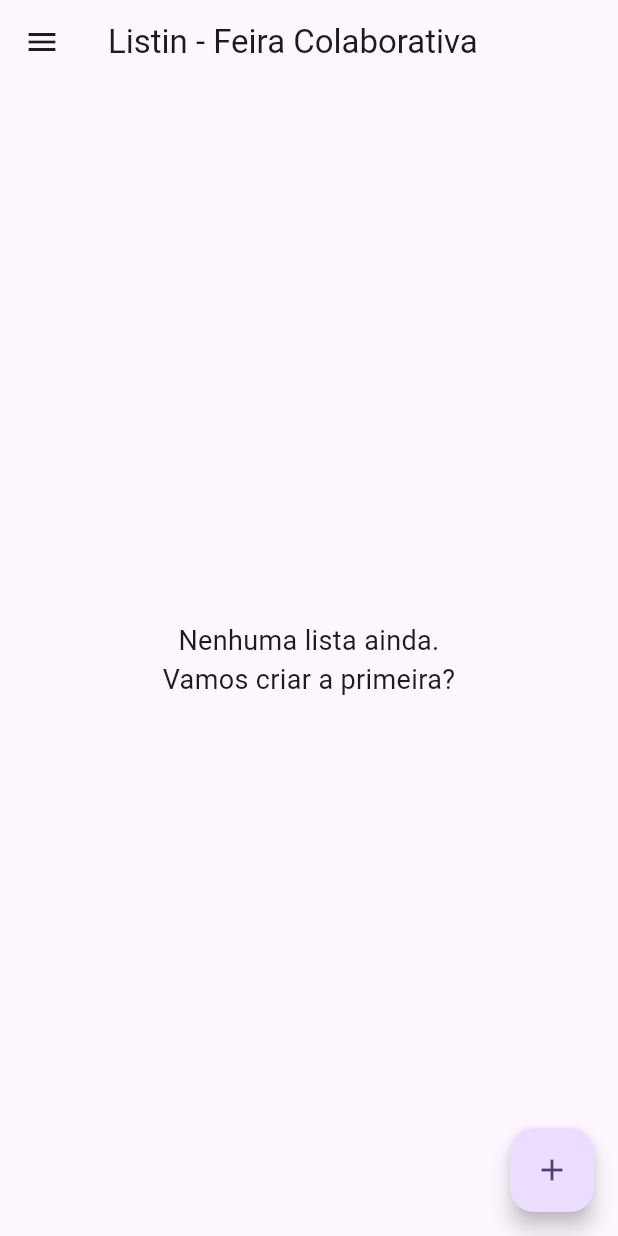
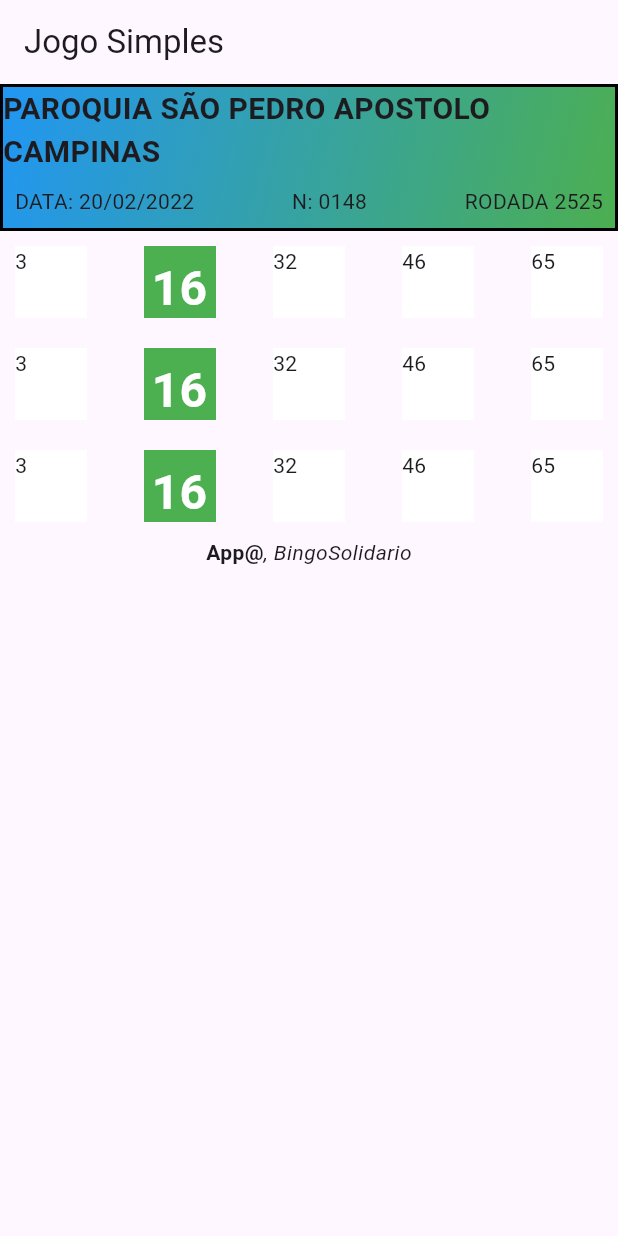
Before and after one commit to slackwarecps/flutter_bingo_app_jogador, a Flutter app: the screen it shows once a user with an empty profile is signed in, on a phone screen of 412 x 824 dp. Run offline on Flutter 3.47's test engine with Material 3 defaults, Android fonts, the phone set to English and light mode, and no system bars; our stand-ins replace cloud_firestore, firebase_auth, firebase_core; accounts and stored records are empty; network calls fail.

Commit message:
AJUSTE DA CARTELA

```diff
--- a/lib/main.dart
+++ b/lib/main.dart
@@ -1,5 +1,6 @@
 import 'package:bingo_jogador/screens/auth_screen.dart';
 import 'package:bingo_jogador/screens/home_screen.dart';
+import 'package:bingo_jogador/screens/jogo_simples_screen.dart';
 import 'package:cloud_firestore/cloud_firestore.dart';
 import 'package:firebase_auth/firebase_auth.dart';
 import 'package:flutter/material.dart';
@@ -112,7 +113,7 @@ class RoteadorTelas extends StatelessWidget {
         } else {
           if (snapshot.hasData) {
             //esta logado
-            return HomeScreen(user: snapshot.data!);
+            return JogoSimplesScreen(user: snapshot.data!);
           } else {
             return const AuthScreen();
           }
--- /dev/null
+++ b/lib/screens/cartela/cabecalho.dart
@@ -0,0 +1,50 @@
+import 'package:flutter/material.dart';
+
+class Cabecalho extends StatelessWidget {
+  const Cabecalho({super.key});
+
+  @override
+  Widget build(BuildContext context) {
+    return Container(
+      decoration: BoxDecoration(
+        gradient: LinearGradient(
+          begin: Alignment.topLeft,
+          end: Alignment.bottomRight,
+          colors: [Colors.blue, Colors.green],
+        ),
+        color: Colors.blue,
+        border: Border.all(
+          color: Colors.black,
+          width: 2,
+        ),
+      ),
+      child: Column(
+
+      children: [
+        Text("PAROQUIA SÃO PEDRO APOSTOLO CAMPINAS", style: TextStyle(fontSize: 20, fontWeight: FontWeight.bold)),
+
+
+        Row(
+          mainAxisAlignment: MainAxisAlignment.spaceBetween,
+
+          children: [
+            Padding(
+              padding: const EdgeInsets.all(8.0),
+              child: Text("DATA: 20/02/2022"),
+            ),
+            Padding(
+              padding: const EdgeInsets.all(8.0),
+              child: Text("N: 0148"),
+            ),
+            Padding(
+              padding: const EdgeInsets.all(8.0),
+              child: Text("RODADA 2525"),
+            ),
+          ],
+        ),
+
+
+      ],
+    ));
+  }
+}
--- /dev/null
+++ b/lib/screens/cartela/tabela.dart
@@ -0,0 +1,20 @@
+import 'package:bingo_jogador/screens/linha.dart';
+import 'package:flutter/material.dart';
+
+class Tabela extends StatelessWidget {
+  const Tabela({super.key});
+
+  @override
+  Widget build(BuildContext context) {
+    return   Column(
+
+      children: [
+
+        Linha(),
+         Linha(),
+          Linha(),
+
+      ],
+    );
+  }
+}
--- /dev/null
+++ b/lib/screens/jogo_simples_screen.dart
@@ -0,0 +1,44 @@
+import 'package:bingo_jogador/screens/cartela/cabecalho.dart';
+import 'package:bingo_jogador/screens/cartela/tabela.dart';
+import 'package:firebase_auth/firebase_auth.dart';
+import 'package:flutter/material.dart';
+
+class JogoSimplesScreen extends StatefulWidget {
+  final User user;
+  const JogoSimplesScreen({super.key, required this.user});
+
+  @override
+  State<JogoSimplesScreen> createState() => _JogoSimplesScreenState();
+}
+
+class _JogoSimplesScreenState extends State<JogoSimplesScreen> {
+  @override
+  Widget build(BuildContext context) {
+    return Scaffold(
+      appBar: AppBar(
+        title: Text("Jogo Simples"),
+      ),
+      body: Column(
+        children: [
+          Cabecalho(),
+           Tabela(),
+          Text.rich(
+  TextSpan(
+    text: 'App@',
+    style: TextStyle(fontWeight: FontWeight.bold),
+    children: <TextSpan>[
+      TextSpan(
+        text: ', BingoSolidario',
+        style: TextStyle(
+          fontWeight: FontWeight.normal,
+          fontStyle: FontStyle.italic,
+        ),
+      ),
+    ],
+  ),
+),
+        ],
+      ),
+    );
+  }
+}
--- /dev/null
+++ b/lib/screens/linha.dart
@@ -0,0 +1,49 @@
+import 'package:flutter/material.dart';
+
+class Linha
+ extends StatelessWidget {
+  const Linha
+  ({super.key});
+
+  @override
+  Widget build(BuildContext context) {
+    return Row(
+          mainAxisAlignment: MainAxisAlignment.spaceBetween,
+      crossAxisAlignment: CrossAxisAlignment.center,
+          children: [
+            Container(
+
+               margin: const EdgeInsets.all(10.0),
+                color: Colors.white,
+                width: 48.0,
+                height: 48.0,
+                child: Text("3"),
+                ),
+                Container(
+                  margin: const EdgeInsets.all(10.0),
+                color: Colors.green,
+                width: 48.0,
+                height: 48.0,
+                child: Text("16", style: TextStyle(color: Colors.white, fontSize: 32, fontWeight: FontWeight.bold),),
+                padding: EdgeInsets.all( 5),
+
+                ),
+                Container(  margin: const EdgeInsets.all(10.0),
+                color:  Colors.white,
+                width: 48.0,
+                height: 48.0,child: Text("32"),
+                ),
+                Container(  margin: const EdgeInsets.all(10.0),
+                color: Colors.white,
+                width: 48.0,
+                height: 48.0,child: Text("46"),
+                ),
+                Container(  margin: const EdgeInsets.all(10.0),
+                color:  Colors.white,
+                width: 48.0,
+                height: 48.0,child: Text("65"),
+                ),
+          ],
+        );
+  }
+}
```
Also changed, not shown: 9 other files.
